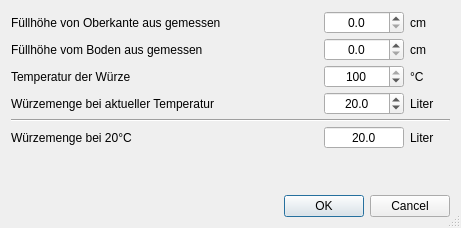
This is kleiner-brauhelfer/dialogs/dlgvolumen.ui in kleiner-brauhelfer/kleiner-brauhelfer-2 as Qt 5 draws it before an edit. The edited form follows.
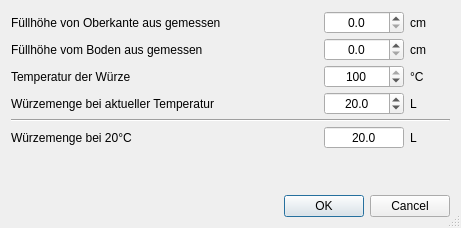
This is the edited form. Custom widgets are drawn as their Qt base class.

Commit message: Einheit Liter: l -> L

What changed in the file:
```diff
--- a/kleiner-brauhelfer/dialogs/dlgvolumen.ui
+++ b/kleiner-brauhelfer/dialogs/dlgvolumen.ui
@@ -43,7 +43,7 @@
    <item row="5" column="3">
     <widget class="QLabel" name="label_22">
      <property name="text">
-      <string>Liter</string>
+      <string>L</string>
      </property>
     </widget>
    </item>
@@ -158,7 +158,7 @@
    <item row="3" column="3">
     <widget class="QLabel" name="label_18">
      <property name="text">
-      <string>Liter</string>
+      <string>L</string>
      </property>
     </widget>
    </item>
```
The commit also changes 27 other files.
